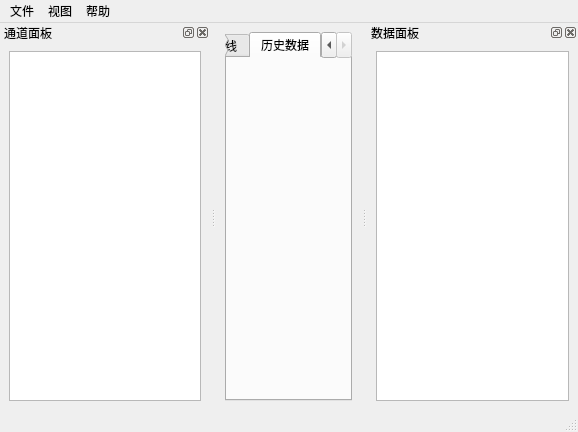
Above: ui/mainwindow.ui from wuhu503/DataMonitor before the change. Below: the same form after it.
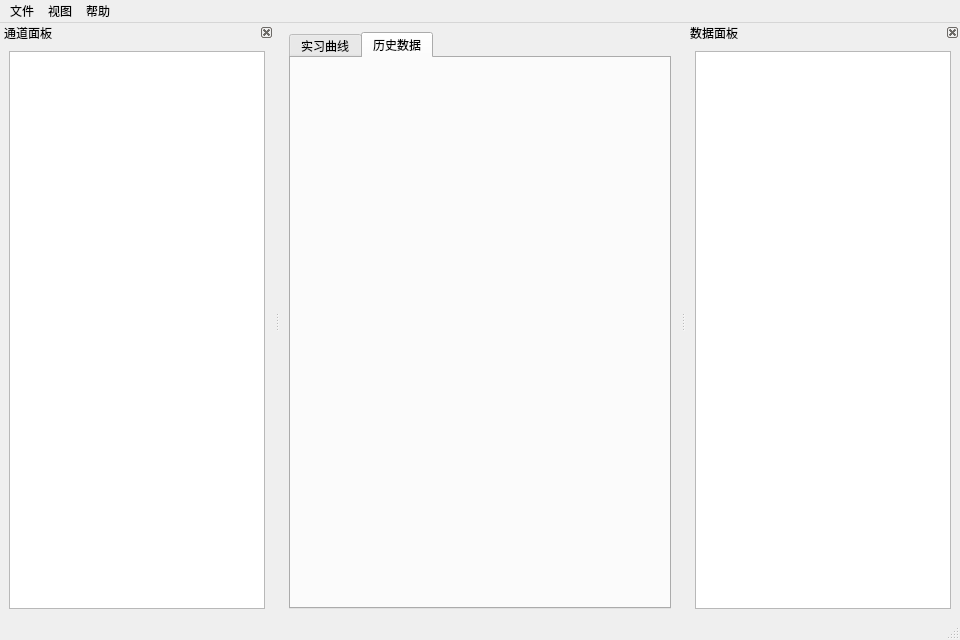
That is the form after the change.

Commit message: - 实现断线自动重连 (CommWorker + CommunicationManager) - 串口连接失败弹提示框 (SettingsDialog 异步反馈) - 添加 FileLogger 日志记录 (core/FileLogger) - 加载 QSS 样式美化界面 (resources/styles/style.qss) - 实现 CSV 导出功能 (actionExportData) - 窗口尺寸增大 (960x640) - Dock 面板设置最小宽度 200px，禁止浮动 - SettingsDialog 取消固定尺寸限制，支持拖拽调整"

```diff
--- a/ui/mainwindow.ui
+++ b/ui/mainwindow.ui
@@ -6,8 +6,8 @@
    <rect>
     <x>0</x>
     <y>0</y>
-    <width>578</width>
-    <height>432</height>
+    <width>960</width>
+    <height>640</height>
    </rect>
   </property>
   <property name="windowTitle">
@@ -39,7 +39,7 @@
     <rect>
      <x>0</x>
      <y>0</y>
-     <width>578</width>
+    <width>960</width>
      <height>21</height>
     </rect>
    </property>
@@ -73,9 +73,17 @@
    <property name="windowTitle">
     <string>通道面板</string>
    </property>
-   <attribute name="dockWidgetArea">
-    <number>1</number>
-   </attribute>
+   <attribute name="dockWidgetArea"><number>1</number></attribute>
+   <property name="features">
+    <set>QDockWidget::DockWidgetClosable|QDockWidget::DockWidgetMovable</set>
+   </property>
+   <property name="minimumSize">
+    <size>
+     <width>200</width>
+     <height>0</height>
+    </size>
+   </property>
+
    <widget class="QWidget" name="Channel">
     <layout class="QGridLayout" name="gridLayout_2">
      <item row="0" column="0">
@@ -91,6 +99,16 @@
    <attribute name="dockWidgetArea">
     <number>2</number>
    </attribute>
+   <property name="features">
+    <set>QDockWidget::DockWidgetClosable|QDockWidget::DockWidgetMovable</set>
+   </property>
+   <property name="minimumSize">
+    <size>
+     <width>200</width>
+     <height>0</height>
+    </size>
+   </property>
+
    <widget class="QWidget" name="DataPanel">
     <layout class="QHBoxLayout" name="horizontalLayout">
      <item>
```
The commit also changes 12 other files.
